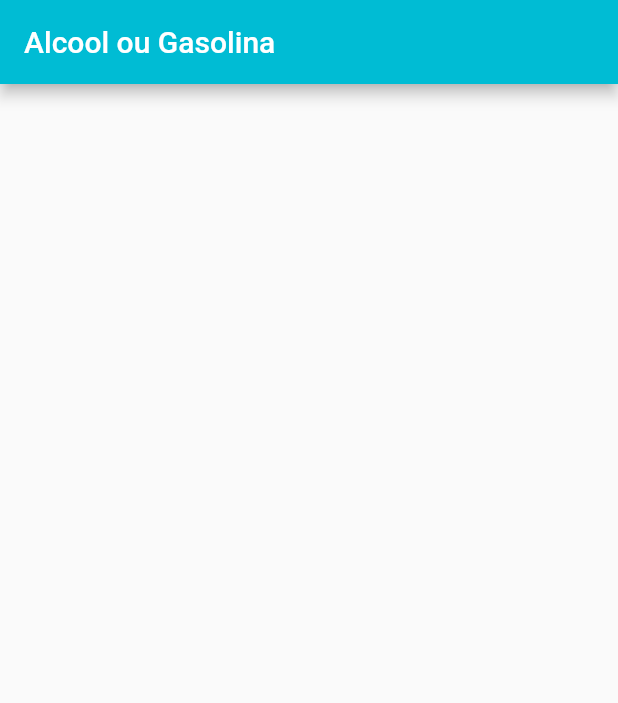
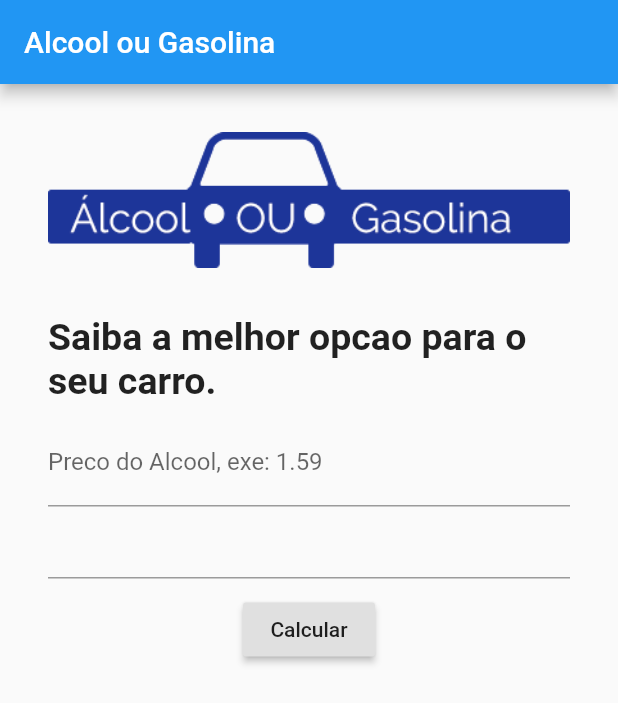
Before and after one commit to adilsontchameia/Alcool-Gasolina, a Flutter app: the screen it shows after launch, on a phone screen of 412 x 824 dp. Shown: the top 703 px of the screen. Run offline on Flutter 3.47's test engine with Material 2 defaults, Android fonts, the phone set to English and light mode, and no system bars.

Commit message:
Aprimorando a interface.

```diff
--- a/lib/interfacePrincipal.dart
+++ b/lib/interfacePrincipal.dart
@@ -11,7 +11,47 @@ class _InterfaceState extends State<Interface> {
     return Scaffold(
       appBar: AppBar(
         title: Text("Alcool ou Gasolina"),
-        backgroundColor: Colors.cyan,
+        backgroundColor: Colors.blue,
+      ),
+      body: Container(
+        padding: EdgeInsets.all(32),
+      //Coluna
+      child: Column(
+        children: [
+          //Padding Logo
+          Padding(
+            padding: EdgeInsets.only(bottom: 32),
+            child: Image.asset("images/logo.png"),
+          ),
+          //Segundo Texto
+          Padding(
+            padding: EdgeInsets.only(bottom: 10),
+            child: Text("Saiba a melhor opcao para o seu carro.",
+            style: TextStyle(
+              fontSize: 25,
+              fontWeight: FontWeight.bold
+            ),),
+          ),
+          //Primeiro Campo Texto
+          TextField(
+            keyboardType: TextInputType.number,
+            decoration: InputDecoration(
+              labelText: "Preco do Alcool, exe: 1.59"
+            ),
+          ),
+          //Segundo Campo Texto
+          TextField(
+
+          ),
+          //Botado
+          Padding(
+            padding: EdgeInsets.only(top: 10),
+            child: RaisedButton(
+              child: Text("Calcular"),
+              onPressed: (){}),
+          ),
+        ],
+      ),
       ),
     );
   }
--- a/lib/main.dart
+++ b/lib/main.dart
@@ -3,6 +3,7 @@ import 'package:flutter/material.dart';
 
 void main() {
   runApp(MaterialApp(
+    debugShowCheckedModeBanner: false,
     home: Interface(),
   ));
 }
```
